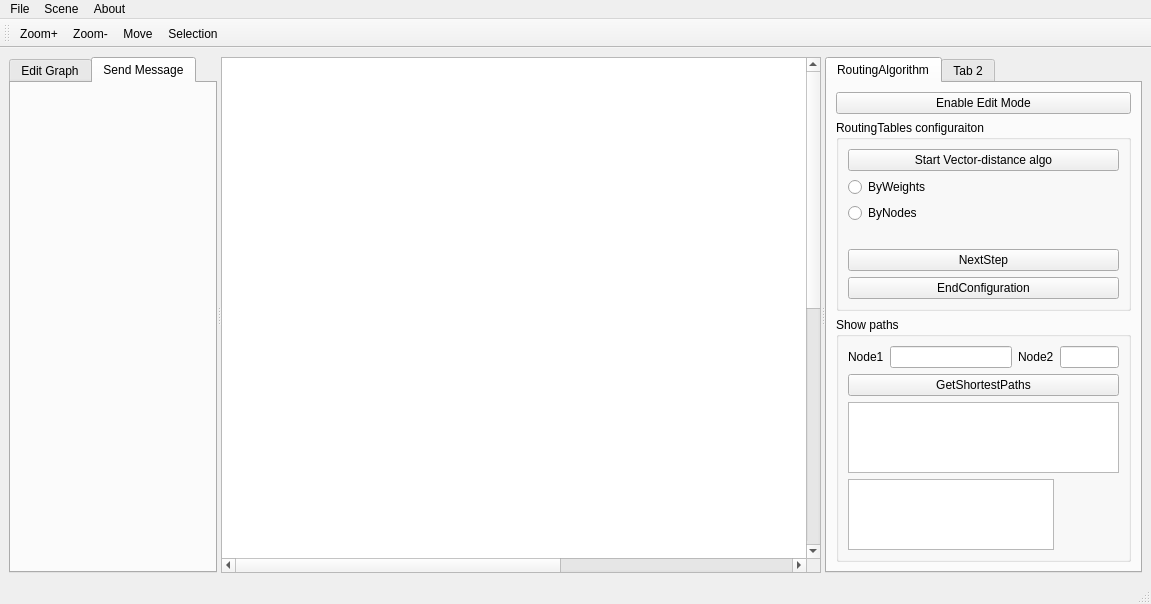
Before: the Qt Designer form mainwindow.ui in TheStalkerDen/network-coursework, drawn with Qt 5.
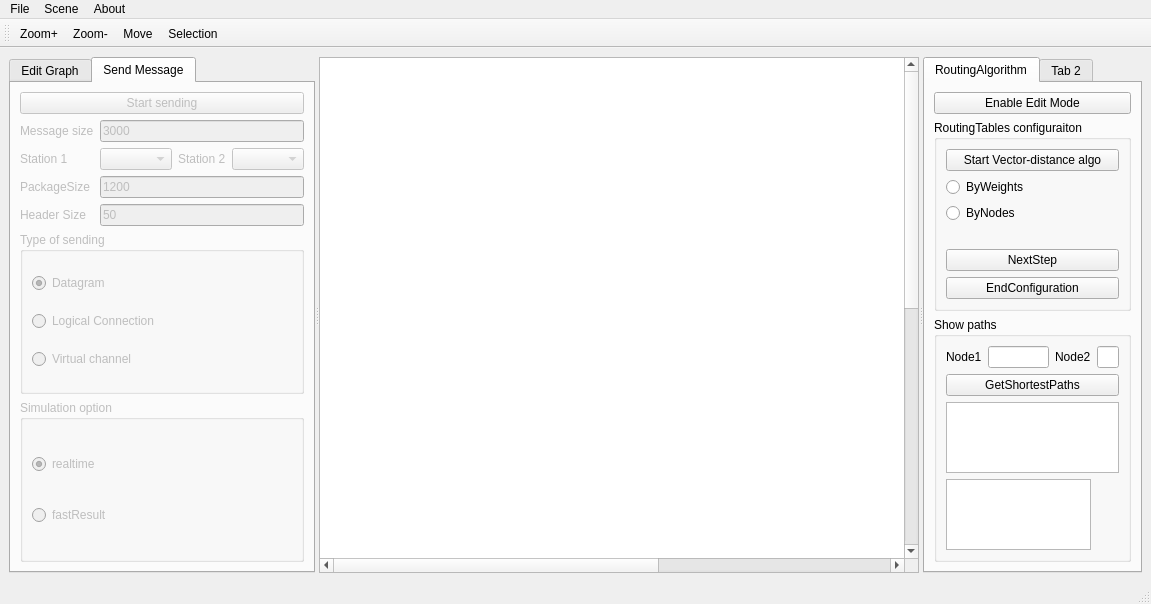
After: the same form once the commit is applied. The open tabs and pages were chosen to show the change. Custom widgets are drawn as their Qt base class.

What changed in the file:
```diff
--- a/mainwindow.ui
+++ b/mainwindow.ui
@@ -7,7 +7,7 @@
     <x>0</x>
     <y>0</y>
     <width>1151</width>
-    <height>583</height>
+    <height>597</height>
    </rect>
   </property>
   <property name="windowTitle">
@@ -15,7 +15,7 @@
   </property>
   <widget class="QWidget" name="centralwidget">
    <layout class="QGridLayout" name="gridLayout">
-    <item row="1" column="0">
+    <item row="0" column="0">
      <widget class="QSplitter" name="splitter">
       <property name="orientation">
        <enum>Qt::Horizontal</enum>
@@ -194,10 +194,143 @@
          </item>
         </layout>
        </widget>
-       <widget class="QWidget" name="tab_2">
+       <widget class="QWidget" name="sendTab">
+        <property name="enabled">
+         <bool>false</bool>
+        </property>
         <attribute name="title">
          <string>Send Message</string>
         </attribute>
+        <layout class="QGridLayout" name="gridLayout_8">
+         <item row="2" column="3">
+          <widget class="QComboBox" name="station2ComboBox"/>
+         </item>
+         <item row="4" column="0">
+          <widget class="QLabel" name="label_7">
+           <property name="text">
+            <string>Header Size</string>
+           </property>
+          </widget>
+         </item>
+         <item row="2" column="1">
+          <widget class="QComboBox" name="station1ComboBox"/>
+         </item>
+         <item row="0" column="0" colspan="4">
+          <widget class="QPushButton" name="startSendingButton">
+           <property name="text">
+            <string>Start sending</string>
+           </property>
+          </widget>
+         </item>
+         <item row="2" column="2">
+          <widget class="QLabel" name="label_5">
+           <property name="text">
+            <string>Station 2</string>
+           </property>
+          </widget>
+         </item>
+         <item row="5" column="0" colspan="4">
+          <widget class="QGroupBox" name="groupBox_3">
+           <property name="title">
+            <string>Type of sending</string>
+           </property>
+           <layout class="QVBoxLayout" name="verticalLayout_3">
+            <item>
+             <widget class="QRadioButton" name="datagramRadioButton">
+              <property name="text">
+               <string>Datagram</string>
+              </property>
+              <property name="checked">
+               <bool>true</bool>
+              </property>
+             </widget>
+            </item>
+            <item>
+             <widget class="QRadioButton" name="logConnectionRadioButton">
+              <property name="text">
+               <string>Logical Connection</string>
+              </property>
+             </widget>
+            </item>
+            <item>
+             <widget class="QRadioButton" name="virtChannelRadioButton">
+              <property name="text">
+               <string>Virtual channel</string>
+              </property>
+             </widget>
+            </item>
+           </layout>
+          </widget>
+         </item>
+         <item row="3" column="0">
+          <widget class="QLabel" name="label_6">
+           <property name="text">
+            <string>PackageSize</string>
+           </property>
+          </widget>
+         </item>
+         <item row="2" column="0">
+          <widget class="QLabel" name="label_4">
+           <property name="text">
+            <string>Station 1</string>
+           </property>
+          </widget>
+         </item>
+         <item row="3" column="1" colspan="3">
+          <widget class="QLineEdit" name="packageSizeLineEdit">
+           <property name="text">
+            <string>1200</string>
+           </property>
+          </widget>
+         </item>
+         <item row="4" column="1" colspan="3">
+          <widget class="QLineEdit" name="headerSizeLineEdit">
+           <property name="text">
+            <string>50</string>
+           </property>
+          </widget>
+         </item>
+         <item row="1" column="1" colspan="3">
+          <widget class="QLineEdit" name="messageSizeLineEdit">
+           <property name="text">
+            <string>3000</string>
+           </property>
+          </widget>
+         </item>
+         <item row="1" column="0">
+          <widget class="QLabel" name="label_8">
+           <property name="text">
+            <string>Message size</string>
+           </property>
+          </widget>
+         </item>
+         <item row="7" column="0" colspan="4">
+          <widget class="QGroupBox" name="groupBox_4">
+           <property name="title">
+            <string>Simulation option</string>
+           </property>
+           <layout class="QVBoxLayout" name="verticalLayout_4">
+            <item>
+             <widget class="QRadioButton" name="realtimeRadioButton">
+              <property name="text">
+               <string>realtime</string>
+              </property>
+              <property name="checked">
+               <bool>true</bool>
+              </property>
+             </widget>
+            </item>
+            <item>
+             <widget class="QRadioButton" name="fastResultButton">
+              <property name="text">
+               <string>fastResult</string>
+              </property>
+             </widget>
+            </item>
+           </layout>
+          </widget>
+         </item>
+        </layout>
        </widget>
       </widget>
       <widget class="MainView" name="graphicsView">
```
Left out of the diff: 88 changed lines with no effect on the pictures.
